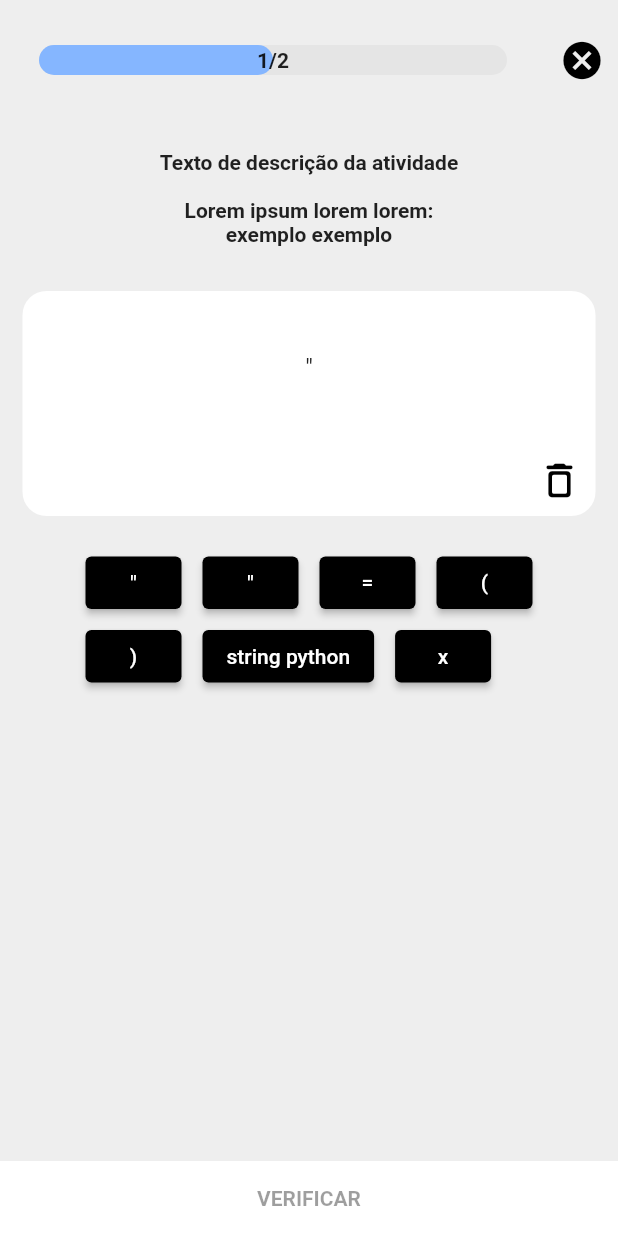
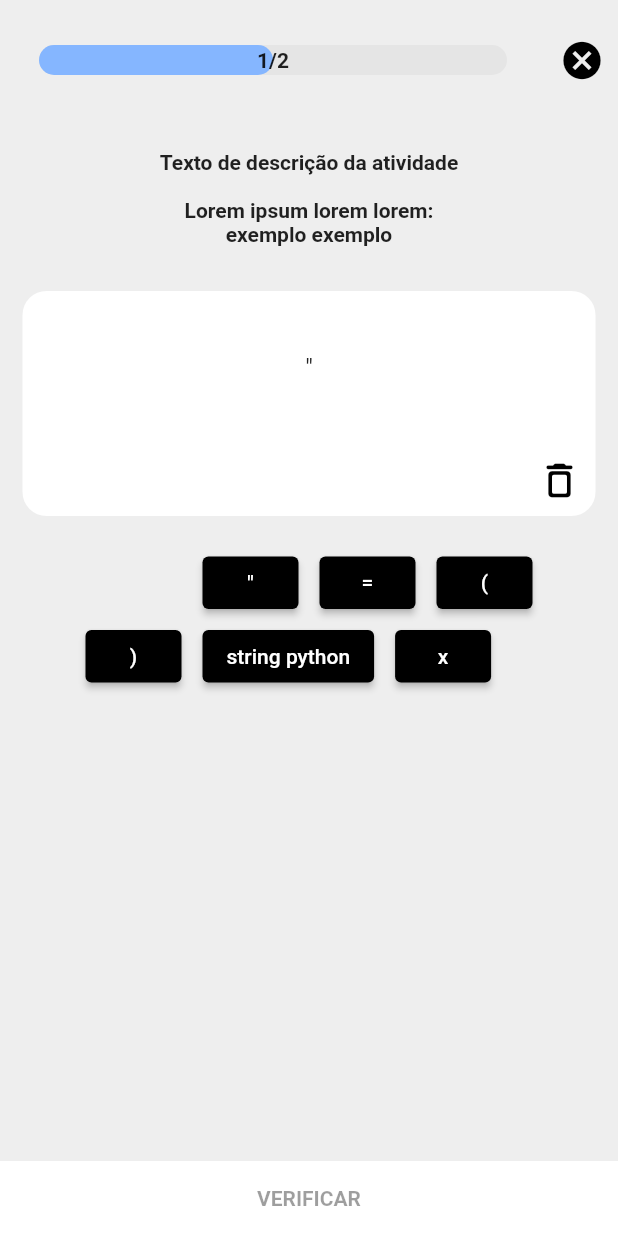
Before and after one commit to PazJulia/app, a Flutter app: the Pratica screen opened directly, after a tap on an icon or button, on a phone screen of 412 x 824 dp. Run offline on Flutter 3.47's test engine with Material 2 defaults, Android fonts, the phone set to English and light mode, and no system bars; drawn by our look-alikes of percent_indicator; our stand-ins replace intro_slider, timelines.

Commit message:
corrigindo botões que adicionam texto ao código

```diff
--- a/lib/components/atividade-escolha-codigo.dart
+++ b/lib/components/atividade-escolha-codigo.dart
@@ -13,12 +13,12 @@ class AtividadeEscolhaCodigo extends StatefulWidget {
 
 class _AtividadeEscolhaCodigoState extends State<AtividadeEscolhaCodigo> {
   final codigosOriginais = ['"', '"', ' = ', '(', ')', 'string python', 'x'];
-
+  late List<bool> estadoBotoes =
+      codigosOriginais.map((codigo) => true).toList();
   var codigoResposta = [];
 
   @override
   Widget build(BuildContext context) {
-    var comando = List.from(codigosOriginais);
     return Padding(
       padding: EdgeInsets.all(10),
       child: Column(
@@ -29,7 +29,6 @@ class _AtividadeEscolhaCodigoState extends State<AtividadeEscolhaCodigo> {
             decoration: BoxDecoration(
               color: primaryColor,
               borderRadius: BorderRadius.circular(16),
-              boxShadow:
             ),
             child: Column(
               children: [
@@ -47,8 +46,8 @@ class _AtividadeEscolhaCodigoState extends State<AtividadeEscolhaCodigo> {
                     iconSize: 30,
                     onPressed: () {
                       setState(() {
-                        comando = [];
-                        comando = List.from(codigosOriginais);
+                        estadoBotoes =
+                            codigosOriginais.map((codigo) => true).toList();
                         codigoResposta = [];
                       });
                     },
@@ -65,31 +64,39 @@ class _AtividadeEscolhaCodigoState extends State<AtividadeEscolhaCodigo> {
             padding: const EdgeInsets.only(top: 20),
             child: Wrap(
               direction: Axis.horizontal,
-              children: [
-                for (var i in comando)
-                  Padding(
+              children: List.generate(
+                codigosOriginais.length,
+                (index) {
+                  return Padding(
                     padding: const EdgeInsets.all(7),
                     child: SizedBox(
                       height: 35,
                       child: ElevatedButton(
-                        onPressed: () {
-                          setState(() {
-                            codigoResposta.add(i);
-                            comando.remove(i);
-                          });
-                        },
+                        onPressed: (estadoBotoes[index] == false)
+                            ? null
+                            : () {
+                                setState(() {
+                                  estadoBotoes[index] = false;
+                                  codigoResposta.add(codigosOriginais[index]);
+                                });
+                              },
                         style: ButtonStyle(
-                          backgroundColor:
-                              MaterialStateProperty.all<Color>(secondaryColor),
+                          backgroundColor: estadoBotoes[index] == true
+                              ? MaterialStateProperty.all<Color>(secondaryColor)
+                              : MaterialStateProperty.all<Color>(fifthColor),
                         ),
                         child: Text(
-                          i,
-                          style: TextStyle(color: primaryColor),
+                          codigosOriginais[index],
+                          style: TextStyle(
+                              color: estadoBotoes[index] == true
+                                  ? primaryColor
+                                  : Colors.transparent),
                         ),
                       ),
                     ),
-                  ),
-              ],
+                  );
+                },
+              ),
             ),
           ),
         ],
```
